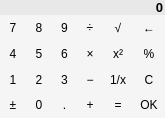
Qt form widgets/w_popup_calculator.ui (warvariuc/wic) before a commit.
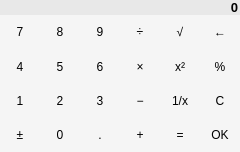
The same form after that commit.

The edit to the form file:
```diff
--- a/widgets/w_popup_calculator.ui
+++ b/widgets/w_popup_calculator.ui
@@ -6,8 +6,8 @@
    <rect>
     <x>0</x>
     <y>0</y>
-    <width>165</width>
-    <height>118</height>
+    <width>240</width>
+    <height>152</height>
    </rect>
   </property>
   <property name="palette">
```
